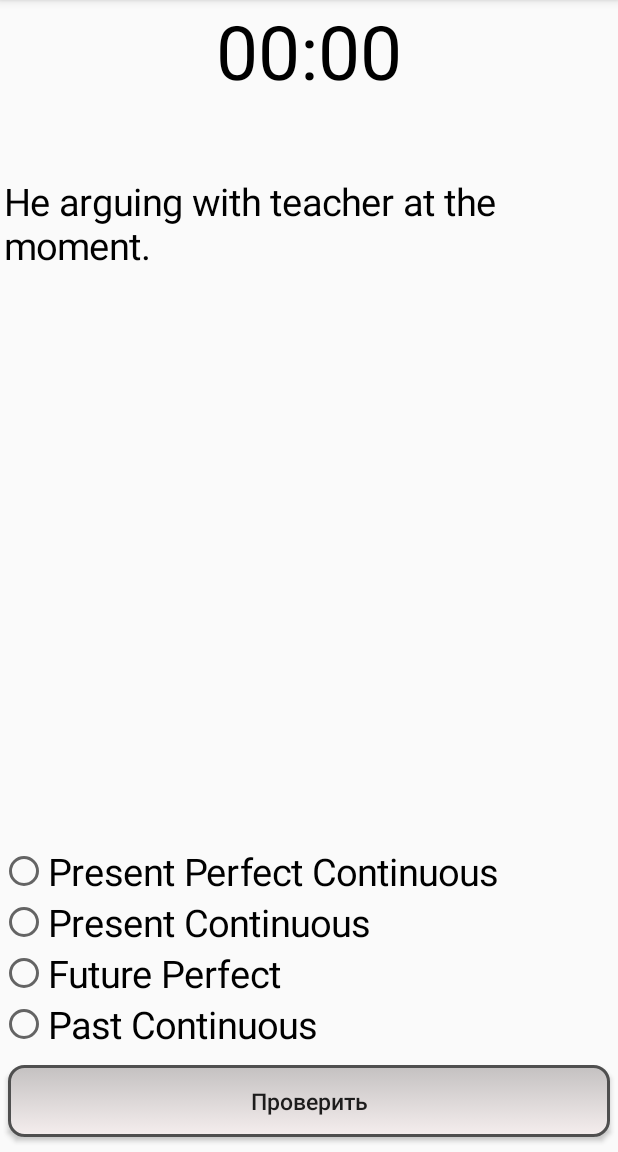
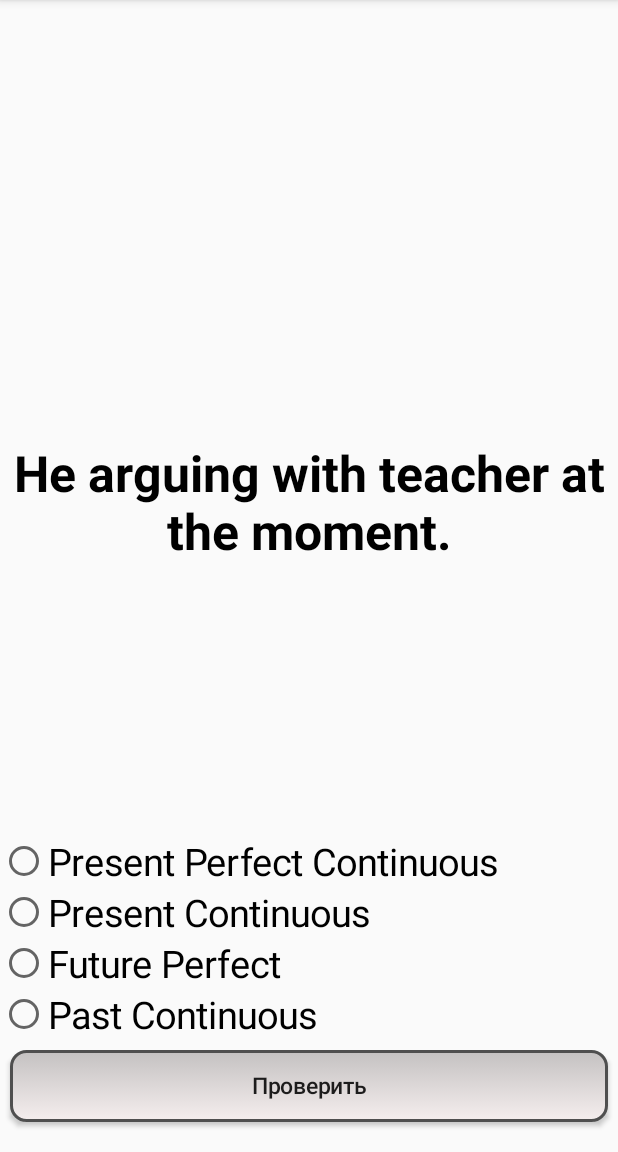
Before and after one commit to Riobener/EnglishTenses, an Android app: the PracticeActivity screen opened directly, with no data from a screen before it, on a phone screen of 412 x 824 dp, the part 84-1236 px from its top. Run offline under Robolectric (Android 15) with nearby library versions, the phone set to English and light mode, and no system bars; 2 statements that could not run were skipped.

Commit message:
Was changed practice layout.

```diff
--- a/app/src/main/java/riobener/englishtenses/MyOnClickListener.java
+++ b/app/src/main/java/riobener/englishtenses/MyOnClickListener.java
@@ -18,10 +18,6 @@ import static riobener.englishtenses.StringArrays.readItems;
 
 class MyOnClickListener implements View.OnClickListener
 {
-
-
-
-
     private final int position;
     private Context context;
     Intent theoryIntent;
@@ -32,7 +28,6 @@ class MyOnClickListener implements View.OnClickListener
         this.position = position;
         this.tensList = tensesList;
         theoryIntent = new Intent(context,InfoActivity.class);
-
     }
 
     public void onClick(View v)
--- a/app/src/main/java/riobener/englishtenses/PracticeActivity.java
+++ b/app/src/main/java/riobener/englishtenses/PracticeActivity.java
@@ -8,15 +8,19 @@ import android.graphics.Color;
 import android.graphics.drawable.ColorDrawable;
 import android.os.CountDownTimer;
 import android.support.annotation.IdRes;
+import android.support.v7.app.ActionBar;
 import android.support.v7.app.AlertDialog;
 import android.support.v7.app.AppCompatActivity;
 import android.os.Bundle;
 import android.view.View;
+import android.view.ViewGroup;
 import android.view.Window;
 import android.view.WindowManager;
+import android.widget.AbsListView;
 import android.widget.Button;
 import android.widget.RadioButton;
 import android.widget.RadioGroup;
+import android.widget.RelativeLayout;
 import android.widget.TextSwitcher;
 import android.widget.TextView;
 import android.widget.Toast;
@@ -39,13 +43,16 @@ public class PracticeActivity extends AppCompatActivity {
     public int mistakes = 0;
     private long timeInMillis = 0;
     private CountDownTimer mCountDownTimer;
+    boolean checkWithoutButton = false;
+    ViewGroup radioLayout;
+    ViewGroup textLayout;
     RadioGroup radioGroup;
     RadioButton[] radButton;
     Button chext;
     Bundle bundle;
     TextView timerText;
     TextView statusMes;
-    TextSwitcher switcher;
+    TextView mainText;
     Intent intent;
     int mode;
 
@@ -57,26 +64,32 @@ public class PracticeActivity extends AppCompatActivity {
         setContentView(R.layout.activity_practice);
         setRequestedOrientation(ActivityInfo.SCREEN_ORIENTATION_PORTRAIT);
 
-
         intent = this.getIntent();
         bundle = intent.getExtras();
         //normal mode = 0, time mode = 1, survival mode = 2
         mode = bundle.getInt("mode");
         timeInMillis = bundle.getInt("time");
-        timerText = (TextView)findViewById(R.id.timer);
 
-        switcher = (TextSwitcher)findViewById(R.id.switcher);
-        switcher.setFactory(new ViewSwitcher.ViewFactory() {
-            @Override
-            public View makeView() {
-                TextView textView = new TextView(getApplicationContext());
-                textView.setTextSize(25);
-                textView.setTextColor(Color.BLACK);
-                return textView;
+        statusMes = (TextView)findViewById(R.id.status);
+        radioGroup = (RadioGroup)findViewById(R.id.varOfAnswers);
+        mainText = (TextView)findViewById(R.id.mainText);
+        if(mode==1){
+            RelativeLayout.LayoutParams radioGroupParams = new RelativeLayout.LayoutParams(RadioGroup.LayoutParams.WRAP_CONTENT,
+                    RadioGroup.LayoutParams.WRAP_CONTENT);
+            radioGroupParams.setMargins(0,0,0,100);
+            radioGroup.setLayoutParams(radioGroupParams);
+            RelativeLayout.LayoutParams radioParams = new RelativeLayout.LayoutParams(RadioGroup.LayoutParams.WRAP_CONTENT,
+                    RadioGroup.LayoutParams.WRAP_CONTENT);
+            radioParams.setMargins(0,20,0,20);
+            radButton = new RadioButton[4];
+            for(int i =0; i<radButton.length;i++){
+                radButton[i] = new RadioButton(this);
+                radButton[i].setId(i+10);
+                radButton[i].setTextSize(25);
+                radioGroup.addView(radButton[i],radioParams);
             }
-        });
 
-        radioGroup = (RadioGroup)findViewById(R.id.varOfAnswers);
+            }else{
             radButton = new RadioButton[4];
             for(int i =0; i<radButton.length;i++){
                 radButton[i] = new RadioButton(this);
@@ -85,25 +98,42 @@ public class PracticeActivity extends AppCompatActivity {
                 radioGroup.addView(radButton[i]);
             }
 
-        chext = (Button)findViewById(R.id.mainButton);
+        }
 
         if(mode == 1){
+            checkWithoutButton = true;
+            textLayout = (ViewGroup)findViewById(R.id.textRelative);
+            timerText = new TextView(this);
+            timerText.setLayoutParams(new RelativeLayout.LayoutParams(ViewGroup.LayoutParams.WRAP_CONTENT,
+                    ViewGroup.LayoutParams.WRAP_CONTENT));
+            RelativeLayout.LayoutParams relativeParams = (RelativeLayout.LayoutParams)timerText.getLayoutParams();
+            relativeParams.addRule(RelativeLayout.ALIGN_TOP);
+            relativeParams.addRule(RelativeLayout.CENTER_HORIZONTAL);
+            timerText.setLayoutParams(relativeParams);
+            timerText.setText("00:00");
+            timerText.setTextSize(60);
+            timerText.setTextColor(Color.BLACK);
+            textLayout.addView(timerText);
             startReadyDialogTimer();
             startPractice();
-            chext.setText("Далее");
-            chext.setOnClickListener(new View.OnClickListener() {
-                @Override
-                public void onClick(View view) {
-                    if (!radioIsChecked()) {
-                        Toast.makeText(getApplicationContext(), "Пожалуйста,выберите ответ!", Toast.LENGTH_LONG).show();
-                    } else if (radioIsChecked()) {
-                        counterCorrectOrMistakes();
-                        startPractice();
-                    }
-                }
-            });
 
-        }else{
+
+        }else if(mode == 0){
+            checkWithoutButton = false;
+            radioLayout = (ViewGroup)findViewById(R.id.layoutWithRadio);
+            chext = new Button(this);
+            chext.setLayoutParams(new RelativeLayout.LayoutParams(ViewGroup.LayoutParams.MATCH_PARENT,
+                    ViewGroup.LayoutParams.WRAP_CONTENT));
+            RelativeLayout.LayoutParams layoutParams = (RelativeLayout.LayoutParams)chext.getLayoutParams();
+            layoutParams.addRule(RelativeLayout.ALIGN_BOTTOM);
+            layoutParams.addRule(RelativeLayout.BELOW,radioGroup.getId());
+            layoutParams.setMargins(10,10,10,30);
+            chext.setLayoutParams(layoutParams);
+            chext.setBackgroundResource(R.drawable.button_style);
+            chext.setText("Проверить");
+            chext.setAllCaps(false);
+            chext.setTextSize(15);
+            radioLayout.addView(chext);
             startPractice();
             chext.setOnClickListener(new View.OnClickListener() {
                 @Override
@@ -122,6 +152,8 @@ public class PracticeActivity extends AppCompatActivity {
                     }
                 }
             });
+        }else if(mode==2){
+
         }
     }
     private int position;
@@ -148,27 +180,50 @@ public class PracticeActivity extends AppCompatActivity {
         radioGroup.setOnCheckedChangeListener(new RadioGroup.OnCheckedChangeListener() {
             @Override
             public void onCheckedChanged(RadioGroup radioGroup, @IdRes int i) {
+                if(checkWithoutButton){
                     switch(i){
                         case 10:
-                        Toast.makeText(getApplicationContext(),"checked",Toast.LENGTH_SHORT).show();
+                            counterCorrectOrMistakes();
+                            startPractice();
                             position = 0;
                             break;
                         case 11:
-                        Toast.makeText(getApplicationContext(),"checked",Toast.LENGTH_SHORT).show();
+                            counterCorrectOrMistakes();
+                            startPractice();
                             position = 1;
                             break;
                         case 12:
-                        Toast.makeText(getApplicationContext(),"checked",Toast.LENGTH_SHORT).show();
+                            counterCorrectOrMistakes();
+                            startPractice();
                             position = 2;
                             break;
                         case 13:
-                        Toast.makeText(getApplicationContext(),"checked",Toast.LENGTH_SHORT).show();
+                            counterCorrectOrMistakes();
+                            startPractice();
+                            position = 3;
+                            break;
+                    }
+                }else{
+                    switch(i){
+                        case 10:
+                            position = 0;
+                            break;
+                        case 11:
+                            position = 1;
+                            break;
+                        case 12:
+                            position = 2;
+                            break;
+                        case 13:
                             position = 3;
                             break;
                     }
                 }
+
+            }
         });
     }
+
 //chosenTense has a value that numbers the txt. file in /assets folder. Calculation takes place in alphabetical order.
     private int chosenTense = 0;
 
@@ -227,7 +282,6 @@ public class PracticeActivity extends AppCompatActivity {
                     correctAnswer = "Present Simple";
                     break;
             }
-
         } catch (IOException e) {
             e.printStackTrace();
         }
@@ -246,7 +300,7 @@ public class PracticeActivity extends AppCompatActivity {
         } catch (IOException e) {
             e.printStackTrace();
         }
-        switcher.setText(mainLine);
+        mainText.setText(mainLine);
     }
    private int findCorrectAnswer(){
         int pos = 0;
@@ -271,7 +325,7 @@ private void startPractice(){
         }
     }
 private void showStatus(){
-    statusMes = (TextView)findViewById(R.id.status);
+
     if(radButton[position].getText().equals(correctAnswer)){
         statusMes.setTextColor(Color.GREEN);
         statusMes.setText("Правильно!");
@@ -379,6 +433,7 @@ private boolean radioIsChecked(){
             @Override
             public void onClick(View view) {
                 startActivity(new Intent(PracticeActivity.this,StartActivity.class));
+                mCountDownTimer.cancel();
                 dialog.cancel();
                 finish();
             }
@@ -387,13 +442,12 @@ private boolean radioIsChecked(){
             @Override
             public void onClick(View view) {
                 Intent restartIntent = getIntent();
+                mCountDownTimer.cancel();
                 dialog.cancel();
                 finish();
                 startActivity(restartIntent);
             }
         });
-
-
     }
     @Override
     public void onBackPressed() {
--- a/app/src/main/res/layout/activity_practice.xml
+++ b/app/src/main/res/layout/activity_practice.xml
@@ -8,78 +8,64 @@
     tools:context="riobener.englishtenses.PracticeActivity">
 
 
-    <LinearLayout
+    <RelativeLayout
+        android:id="@+id/textRelative"
         android:layout_width="match_parent"
         android:layout_height="match_parent"
         android:layout_weight="1"
-        android:orientation="vertical">
+        >
 
         <TextView
-            android:id="@+id/timer"
-            android:layout_width="wrap_content"
+            android:layout_alignParentBottom="true"
+            android:id="@+id/mainText"
+            android:layout_width="match_parent"
             android:layout_height="wrap_content"
-            android:text="00:00"
-            android:textSize="50dp"
-            android:layout_gravity="center"
-            android:textColor="#000000"/>
+            android:textAlignment="gravity"
+            android:gravity="center"
+            android:padding="8dp"
+            android:textSize="33dp"
+            android:textColor="#000000"
+            android:textAllCaps="false"
+            android:textStyle="bold"
+            android:text="Hello"/>
 
 
-        <TextSwitcher
-            android:id="@+id/switcher"
-            android:layout_width="match_parent"
-            android:layout_height="wrap_content"
-            android:layout_gravity="center"
-            android:layout_marginLeft="2dp"
-            android:layout_marginTop="50dp"
-            android:foregroundGravity="center"
-
-            >
-
-        </TextSwitcher>
-    </LinearLayout>
+    </RelativeLayout>
 
 
-    <LinearLayout
+    <RelativeLayout
+        android:id="@+id/layoutWithRadio"
         android:layout_width="match_parent"
         android:layout_height="match_parent"
-        android:layout_weight="0.5"
         android:gravity="bottom"
-        android:orientation="vertical">
+        android:layout_weight="1"
+        >
 
         <TextView
             android:id="@+id/status"
-            android:layout_width="wrap_content"
+            android:layout_width="match_parent"
             android:layout_height="wrap_content"
-
             android:layout_marginBottom="10dp"
             android:layout_marginTop="10dp"
-            android:textSize="20dp" />
+            android:textSize="20dp"
+            android:layout_above="@+id/varOfAnswers"
+
+            />
 
 
         <RadioGroup
+
             android:id="@+id/varOfAnswers"
-            android:layout_width="wrap_content"
+            android:layout_width="match_parent"
             android:layout_height="wrap_content"
-            android:layout_marginBottom="10dp"
-            android:layout_marginTop="10dp">
+            android:layout_marginTop="10dp"
+            >
 
         </RadioGroup>
 
-        <Button
-            android:id="@+id/mainButton"
-            android:layout_width="match_parent"
-            android:layout_height="wrap_content"
-            android:layout_gravity="bottom"
-            android:layout_marginBottom="10dp"
-            android:layout_marginLeft="5dp"
-            android:layout_marginRight="5dp"
-            android:background="@drawable/button_style"
-            android:text="Проверить"
-            android:textAllCaps="false"
 
-            android:textSize="15dp" />
 
-    </LinearLayout>
+    </RelativeLayout>
 
 
 </LinearLayout>
```
Lines whose indentation alone changed are shown as unchanged.
